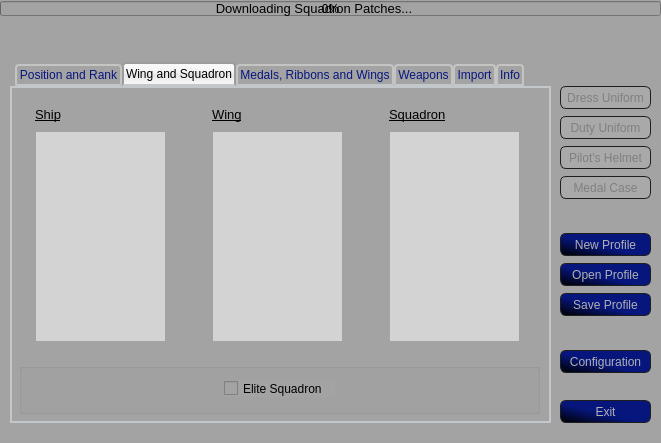
First picture: the form in data/uis/ttt.ui, repository SmTaUcM/TTT3, before the edit.
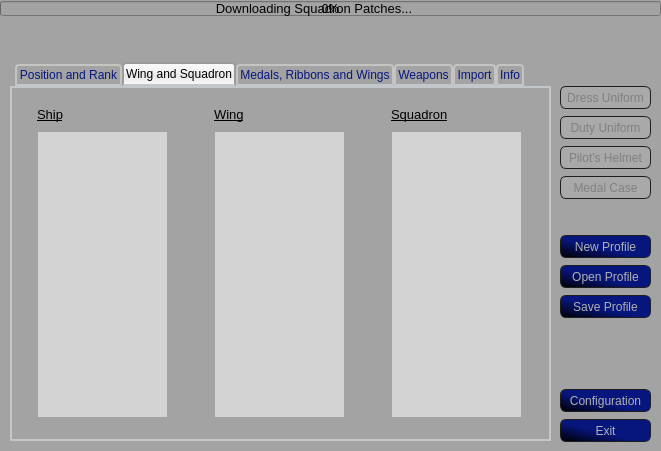
Second picture: the form after the edit. The open tabs and pages were chosen to show the change. Icons and pictures are not drawn.

```diff
--- a/data/uis/ttt.ui
+++ b/data/uis/ttt.ui
@@ -10,19 +10,19 @@
     <x>0</x>
     <y>0</y>
     <width>661</width>
-    <height>443</height>
+    <height>451</height>
    </rect>
   </property>
   <property name="minimumSize">
    <size>
     <width>661</width>
-    <height>443</height>
+    <height>451</height>
    </size>
   </property>
   <property name="maximumSize">
    <size>
     <width>661</width>
-    <height>443</height>
+    <height>451</height>
    </size>
   </property>
   <property name="contextMenuPolicy">
@@ -74,7 +74,7 @@
       <x>10</x>
       <y>62</y>
       <width>541</width>
-      <height>361</height>
+      <height>379</height>
      </rect>
     </property>
     <property name="styleSheet">
@@ -844,7 +844,7 @@
      <widget class="QLabel" name="label_17">
       <property name="geometry">
        <rect>
-        <x>23</x>
+        <x>25</x>
         <y>18</y>
         <width>131</width>
         <height>16</height>
@@ -869,10 +869,10 @@
       </property>
       <property name="geometry">
        <rect>
-        <x>23</x>
+        <x>25</x>
         <y>43</y>
         <width>131</width>
-        <height>211</height>
+        <height>287</height>
        </rect>
       </property>
       <property name="font">
@@ -892,51 +892,16 @@
 }</string>
       </property>
      </widget>
-     <widget class="QGroupBox" name="groupBox_3">
-      <property name="geometry">
-       <rect>
-        <x>7</x>
-        <y>275</y>
-        <width>521</width>
-        <height>51</height>
-       </rect>
-      </property>
-      <property name="title">
-       <string/>
-      </property>
-      <widget class="QCheckBox" name="cb_eliteSqn">
-       <property name="enabled">
-        <bool>true</bool>
-       </property>
-       <property name="geometry">
-        <rect>
-         <x>205</x>
-         <y>17</y>
-         <width>111</width>
-         <height>17</height>
-        </rect>
-       </property>
-       <property name="font">
-        <font>
-         <family>Arial</family>
-         <pointsize>9</pointsize>
-        </font>
-       </property>
-       <property name="text">
-        <string>Elite Squadron</string>
-       </property>
-      </widget>
-     </widget>
      <widget class="QListWidget" name="lw_wing">
       <property name="enabled">
        <bool>true</bool>
       </property>
       <property name="geometry">
        <rect>
-        <x>200</x>
+        <x>202</x>
         <y>43</y>
         <width>131</width>
-        <height>211</height>
+        <height>287</height>
        </rect>
       </property>
       <property name="font">
@@ -959,7 +924,7 @@
      <widget class="QLabel" name="label_18">
       <property name="geometry">
        <rect>
-        <x>200</x>
+        <x>202</x>
         <y>18</y>
         <width>131</width>
         <height>16</height>
@@ -984,10 +949,10 @@
       </property>
       <property name="geometry">
        <rect>
-        <x>377</x>
+        <x>379</x>
         <y>43</y>
         <width>131</width>
-        <height>211</height>
+        <height>287</height>
        </rect>
       </property>
       <property name="font">
@@ -1010,7 +975,7 @@
      <widget class="QLabel" name="label_19">
       <property name="geometry">
        <rect>
-        <x>377</x>
+        <x>379</x>
         <y>18</y>
         <width>131</width>
         <height>16</height>
@@ -3523,7 +3488,7 @@
     <property name="geometry">
      <rect>
       <x>560</x>
-      <y>400</y>
+      <y>419</y>
       <width>91</width>
       <height>23</height>
      </rect>
@@ -3711,7 +3676,7 @@
     <property name="geometry">
      <rect>
       <x>560</x>
-      <y>350</y>
+      <y>389</y>
       <width>91</width>
       <height>23</height>
      </rect>
@@ -3758,7 +3723,7 @@
     <property name="geometry">
      <rect>
       <x>560</x>
-      <y>233</y>
+      <y>235</y>
       <width>91</width>
       <height>23</height>
      </rect>
@@ -3805,7 +3770,7 @@
     <property name="geometry">
      <rect>
       <x>560</x>
-      <y>263</y>
+      <y>265</y>
       <width>91</width>
       <height>23</height>
      </rect>
@@ -3852,7 +3817,7 @@
     <property name="geometry">
      <rect>
       <x>560</x>
-      <y>293</y>
+      <y>295</y>
       <width>91</width>
       <height>23</height>
      </rect>
```
Left out of the diff: 77 changed lines with no effect on the pictures.
